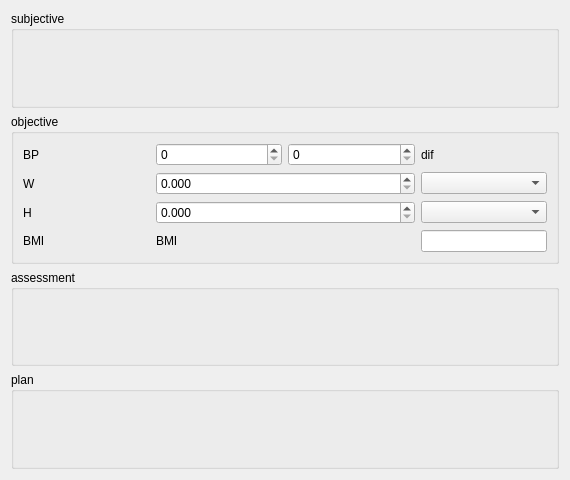
This is subforms/generic/soap_with_biomeasurements_version_2/ui/xx/soapbio.ui in jeromecc/freehealth-ehr-france as Qt 5 draws it before an edit. The edited form follows.
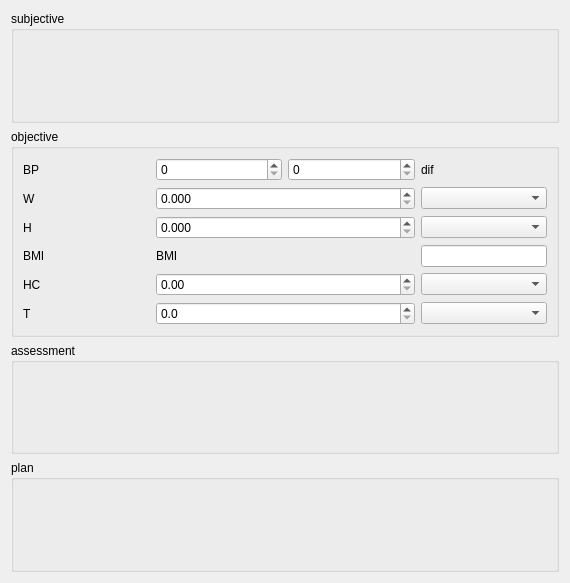
This is the edited form.

Patch:
```diff
--- a/subforms/generic/soap_with_biomeasurements_version_2/ui/xx/soapbio.ui
+++ b/subforms/generic/soap_with_biomeasurements_version_2/ui/xx/soapbio.ui
@@ -7,7 +7,7 @@
     <x>0</x>
     <y>0</y>
     <width>570</width>
-    <height>480</height>
+    <height>583</height>
    </rect>
   </property>
   <property name="windowTitle">
@@ -138,7 +138,7 @@
           </property>
          </widget>
         </item>
-        <item row="3" column="1" colspan="2">
+        <item row="3" column="1">
          <widget class="QLabel" name="bmiValueLabel">
           <property name="sizePolicy">
            <sizepolicy hsizetype="Minimum" vsizetype="Preferred">
@@ -164,6 +164,39 @@
           </property>
          </widget>
         </item>
+        <item row="4" column="0">
+         <widget class="QLabel" name="headCircumferenceLabel">
+          <property name="text">
+           <string>HC</string>
+          </property>
+         </widget>
+        </item>
+        <item row="4" column="1" colspan="2">
+         <widget class="QDoubleSpinBox" name="headCircumferenceValue"/>
+        </item>
+        <item row="4" column="3">
+         <widget class="QComboBox" name="headCircumferenceUnit"/>
+        </item>
+        <item row="5" column="0">
+         <widget class="QLabel" name="temperatureLabel">
+          <property name="text">
+           <string>T</string>
+          </property>
+         </widget>
+        </item>
+        <item row="5" column="1" colspan="2">
+         <widget class="QDoubleSpinBox" name="temperatureValue">
+          <property name="decimals">
+           <number>1</number>
+          </property>
+          <property name="maximum">
+           <double>150.000000000000000</double>
+          </property>
+         </widget>
+        </item>
+        <item row="5" column="3">
+         <widget class="QComboBox" name="temperatureUnit"/>
+        </item>
        </layout>
       </item>
       <item>
```
Left out of the diff: 4 changed lines with no effect on the pictures.
